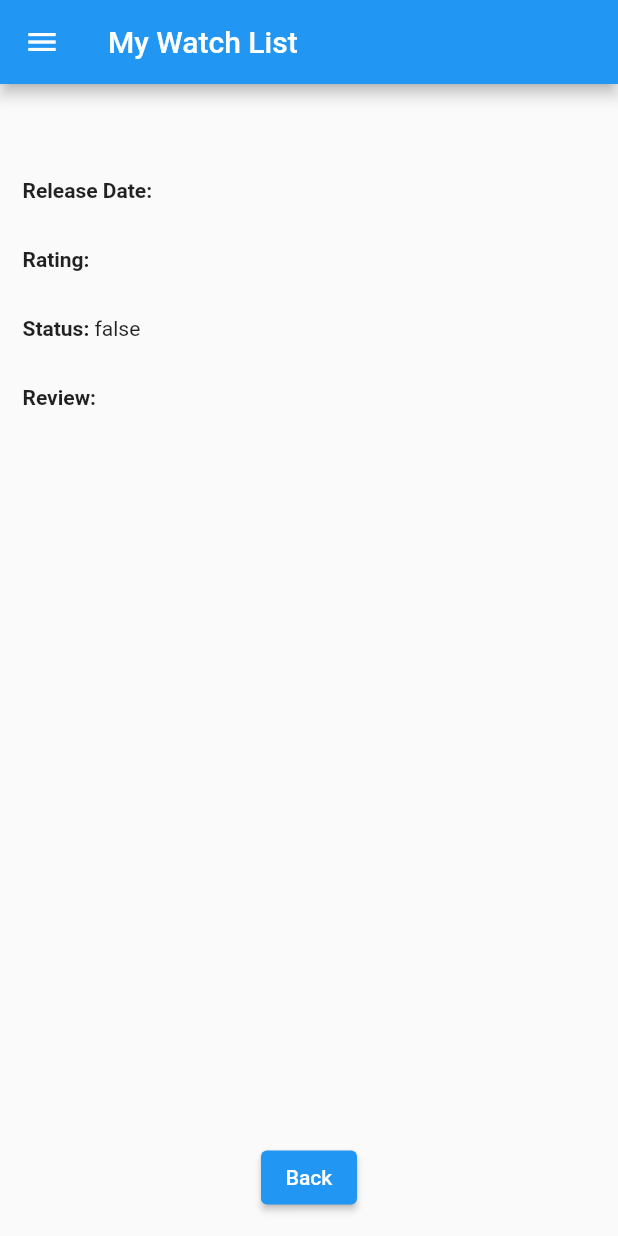
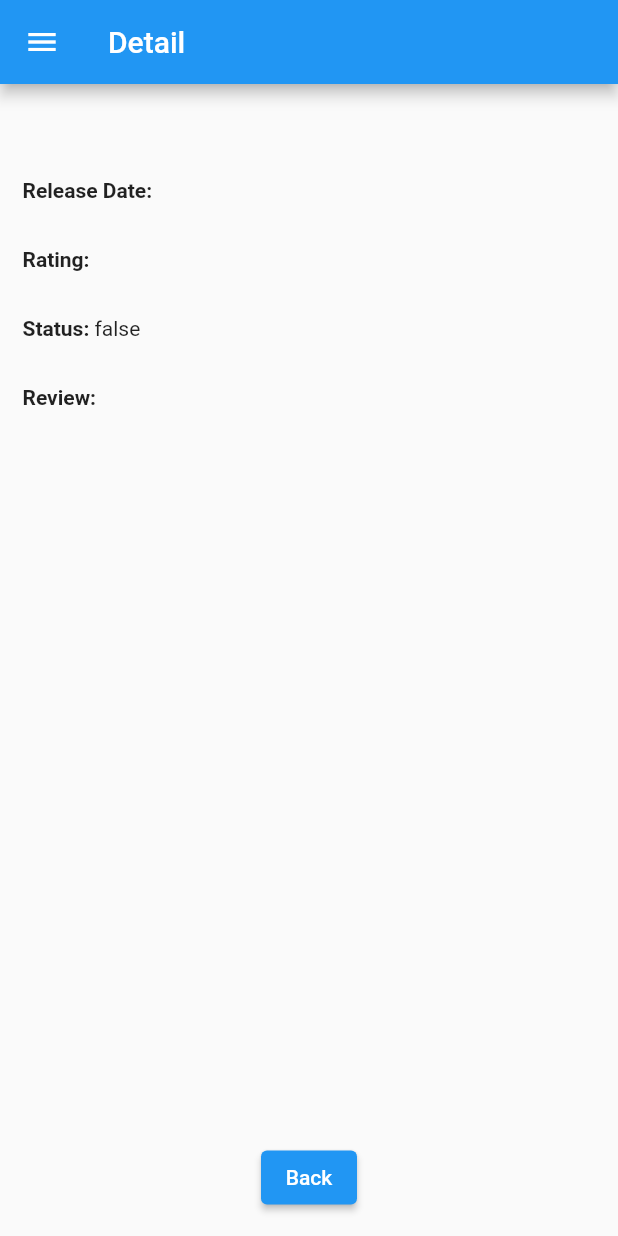
Before and after one commit to dreins/pbp-flutter-lab, a Flutter app: the MyWatchlistDetails screen opened directly with empty values, on a phone screen of 412 x 824 dp. Run offline on Flutter 3.47's test engine with Material 2 defaults, Android fonts, the phone set to English and light mode, and no system bars.

Commit message:
Tugas 9 Done

```diff
--- a/lib/pages/show_watchlist.dart
+++ b/lib/pages/show_watchlist.dart
@@ -5,8 +5,6 @@ import 'package:flutter/material.dart';
 import 'package:http/http.dart' as http;
 import 'dart:convert';
 import 'package:counter_7/models/mywatchlist.dart';
-
-import '../main.dart';
 
 class MyWatchlistPage extends StatefulWidget {
   const MyWatchlistPage({Key? key, required this.detailBudget})
@@ -31,7 +29,7 @@ class _MyWatchlistPageState extends State<MyWatchlistPage> {
     // melakukan decode response menjadi bentuk json
     var data = jsonDecode(utf8.decode(response.bodyBytes));
 
-    // melakukan konversi data json menjadi object ToDo
+    // melakukan konversi data json menjadi object MyWatchList
     List<MyWatchlist> listMyWatchlist = [];
     for (var d in data) {
       if (d != null) {
--- a/lib/pages/watchlist_detail.dart
+++ b/lib/pages/watchlist_detail.dart
@@ -3,8 +3,6 @@ import 'package:counter_7/models/budget.dart';
 import 'package:counter_7/models/mywatchlist.dart';
 import 'package:counter_7/pages/show_watchlist.dart';
 import 'package:flutter/material.dart';
-import 'package:flutter/src/widgets/container.dart';
-import 'package:flutter/src/widgets/framework.dart';
 
 class MyWatchlistDetails extends StatefulWidget {
   const MyWatchlistDetails(
@@ -22,7 +20,7 @@ class _MyWatchlistDetailsState extends State<MyWatchlistDetails> {
   Widget build(BuildContext context) {
     return Scaffold(
       appBar: AppBar(
-        title: const Text('My Watch List'),
+        title: const Text('Detail'),
       ),
       drawer: AppDrawer(detailBudget: widget.detailBudget),
       body: Column(children: [
```
Also changed, not shown: 2 other files.
